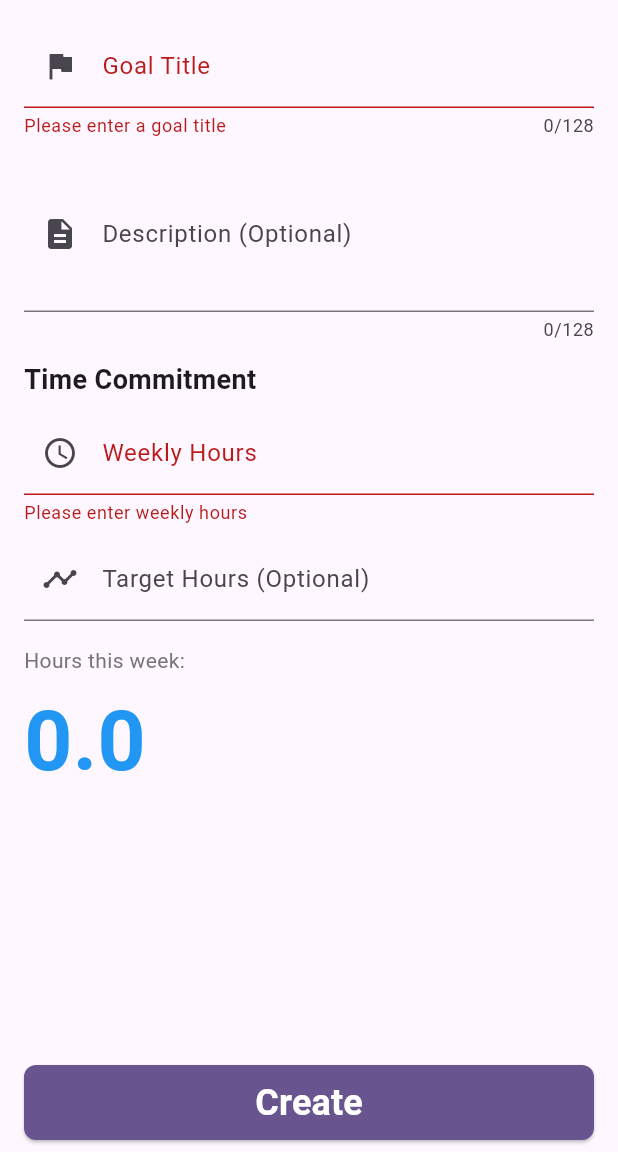
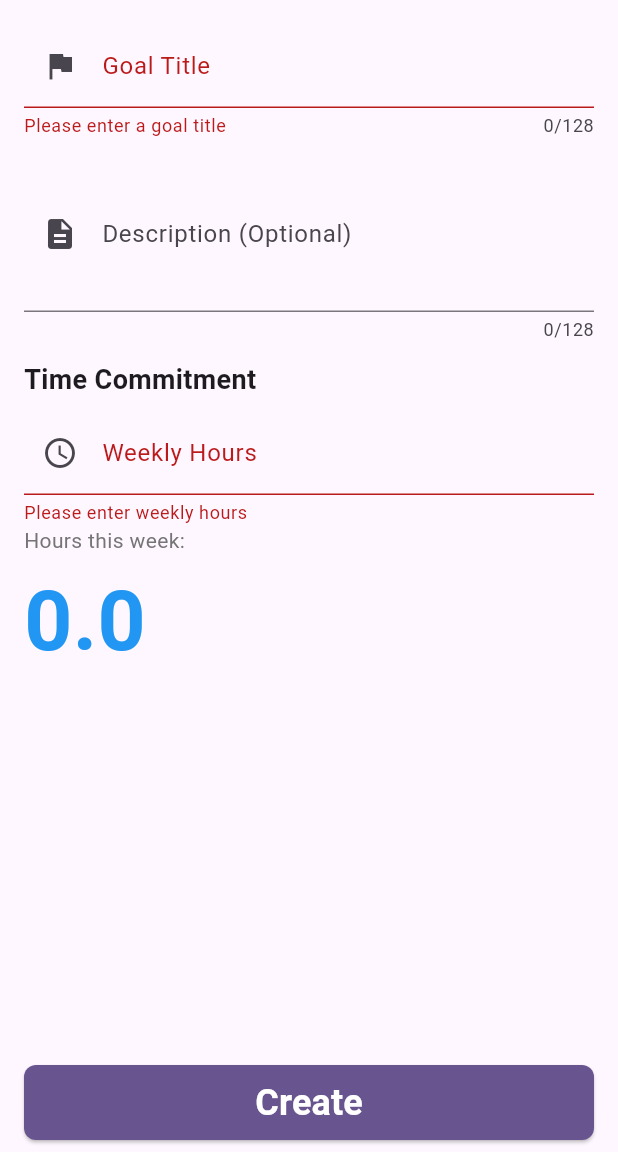
Before and after one commit to MatthewLacerda2/GoalGetter, a Flutter app: the GoalScreen screen opened directly, after a tap on "Create", on a phone screen of 412 x 824 dp, the part 84-1236 px from its top. Run offline on Flutter 3.47's test engine with Material 3 defaults, Android fonts, the phone set to English and light mode, and no system bars; our stand-ins replace font_awesome_flutter, introduction_screen, shared_preferences; accounts and stored records are empty.

Commit message:
removed totalHours

```diff
--- a/frontend/lib/models/goal.dart
+++ b/frontend/lib/models/goal.dart
@@ -5,18 +5,14 @@ class Goal {
   final String title;
   final String? description;
   final double weeklyHours;
-  final double? totalHours;
   final double totalWeekSpent;
-  final double totalSpent;
 
   Goal({
     required this.id,
     required this.title,
     this.description,
     required this.weeklyHours,
-    this.totalHours,
     this.totalWeekSpent = 0.0,
-    this.totalSpent = 0.0,
   });
 
   factory Goal.fromMap(Map<String, dynamic> map) {
@@ -25,9 +21,7 @@ class Goal {
       title: map['title'],
       description: map['description'],
       weeklyHours: map['weeklyHours'].toDouble(),
-      totalHours: map['totalHours']?.toDouble(),
       totalWeekSpent: (map['totalWeekSpent'] ?? 0.0).toDouble(),
-      totalSpent: (map['totalSpent'] ?? 0.0).toDouble(),
     );
   }
 
@@ -37,9 +31,7 @@ class Goal {
       'title': title,
       'description': description,
       'weeklyHours': weeklyHours,
-      'totalHours': totalHours,
       'totalWeekSpent': totalWeekSpent,
-      'totalSpent': totalSpent,
     };
   }
 
--- a/frontend/lib/screens/goals/goal_screen.dart
+++ b/frontend/lib/screens/goals/goal_screen.dart
@@ -16,14 +16,12 @@ class _GoalScreenState extends State<GoalScreen> {
   final _titleController = TextEditingController();
   final _descriptionController = TextEditingController();
   final _weeklyHoursController = TextEditingController();
-  final _totalHoursController = TextEditingController();
 
   @override
   void dispose() {
     _titleController.dispose();
     _descriptionController.dispose();
     _weeklyHoursController.dispose();
-    _totalHoursController.dispose();
     super.dispose();
   }
 
@@ -34,7 +32,6 @@ class _GoalScreenState extends State<GoalScreen> {
       _titleController.text = widget.goal!.title;
       _descriptionController.text = widget.goal!.description ?? '';
       _weeklyHoursController.text = widget.goal!.weeklyHours.toString();
-      _totalHoursController.text = widget.goal!.totalHours?.toString() ?? '';
     }
   }
 
@@ -46,7 +43,6 @@ class _GoalScreenState extends State<GoalScreen> {
         title: _titleController.text,
         description: _descriptionController.text.isEmpty ? null : _descriptionController.text,
         weeklyHours: double.parse(_weeklyHoursController.text),
-        totalHours: _totalHoursController.text.isEmpty ? null : double.parse(_totalHoursController.text),
       );
 
       if (widget.goal != null) {
@@ -151,39 +147,9 @@ class _GoalScreenState extends State<GoalScreen> {
                   return null;
                 },
               ),
-              const SizedBox(height: 8),
-
-              // Total Hours
-              TextFormField(
-                controller: _totalHoursController,
-                decoration: const InputDecoration(
-                  labelText: 'Target Hours (Optional)',
-                  hintText: 'e.g., 360',
-                  border: UnderlineInputBorder(),
-                  prefixIcon: Icon(Icons.timeline),
-                  suffixText: 'hours total',
-                ),
-                keyboardType: TextInputType.number,
-                validator: (value) {
-                  if (value != null && value.isNotEmpty) {
-                    if (double.tryParse(value) == null) {
-                      return 'Please enter a valid number';
-                    }
-                    if (double.parse(value) < 0) {
-                      return 'Total hours must be greater than or equal to 0';
-                    }
-                  }
-                  return null;
-                },
-              ),
-              const SizedBox(height: 16),
-
-              // Progress Section
               GoalProgressMeasurer(
                 hoursPerWeek: widget.goal?.weeklyHours ?? 0.0,
-                hoursTotal: widget.goal?.totalHours,
                 currentWeekHours: widget.goal?.totalWeekSpent ?? 0.0,
-                currentTotalHours: widget.goal?.totalSpent ?? 0.0,
               ),
               const SizedBox(height: 24),
             ],
--- a/frontend/lib/utils/goal_storage.dart
+++ b/frontend/lib/utils/goal_storage.dart
@@ -66,18 +66,14 @@ extension GoalCopyWith on Goal {
     String? title,
     String? description,
     double? weeklyHours,
-    double? totalHours,
     double? totalWeekSpent,
-    double? totalSpent,
   }) {
     return Goal(
       id: id ?? this.id,
       title: title ?? this.title,
       description: description ?? this.description,
       weeklyHours: weeklyHours ?? this.weeklyHours,
-      totalHours: totalHours ?? this.totalHours,
       totalWeekSpent: totalWeekSpent ?? this.totalWeekSpent,
-      totalSpent: totalSpent ?? this.totalSpent,
     );
   }
 }
--- a/frontend/lib/widgets/screens/goals/goal_progress_measurer.dart
+++ b/frontend/lib/widgets/screens/goals/goal_progress_measurer.dart
@@ -4,22 +4,14 @@ class GoalProgressMeasurer extends StatelessWidget {
   const GoalProgressMeasurer({
     super.key,
     required this.hoursPerWeek,
-    this.hoursTotal,
     this.currentWeekHours = 0.0,
-    this.currentTotalHours = 0.0,
   });
 
   final double hoursPerWeek;
-  final double? hoursTotal;
   final double currentWeekHours;
-  final double currentTotalHours;
 
   String _formatExpectedTime() {
-    if (hoursTotal == null || hoursTotal == 0) {
-      return 'Not set';
-    }
-
-    final weeks = (hoursTotal! / hoursPerWeek).ceil();
+    final weeks = (currentWeekHours / hoursPerWeek).ceil();
 
     if (weeks < 4) {
       return '${weeks}w';
@@ -38,7 +30,7 @@ class GoalProgressMeasurer extends StatelessWidget {
   @override
   Widget build(BuildContext context) {
     // Check if total hours are set
-    final hasTotalHours = hoursTotal != null && hoursTotal! > 0;
+    final hasTotalHours = currentWeekHours > 0;
 
     return Row(
       children: [
```
Also changed, not shown: frontend/lib/screens/goals/create_goal_screen.dart (+0 -29 lines), frontend/lib/screens/goals/goals_screen.dart (+0 -44 lines).
